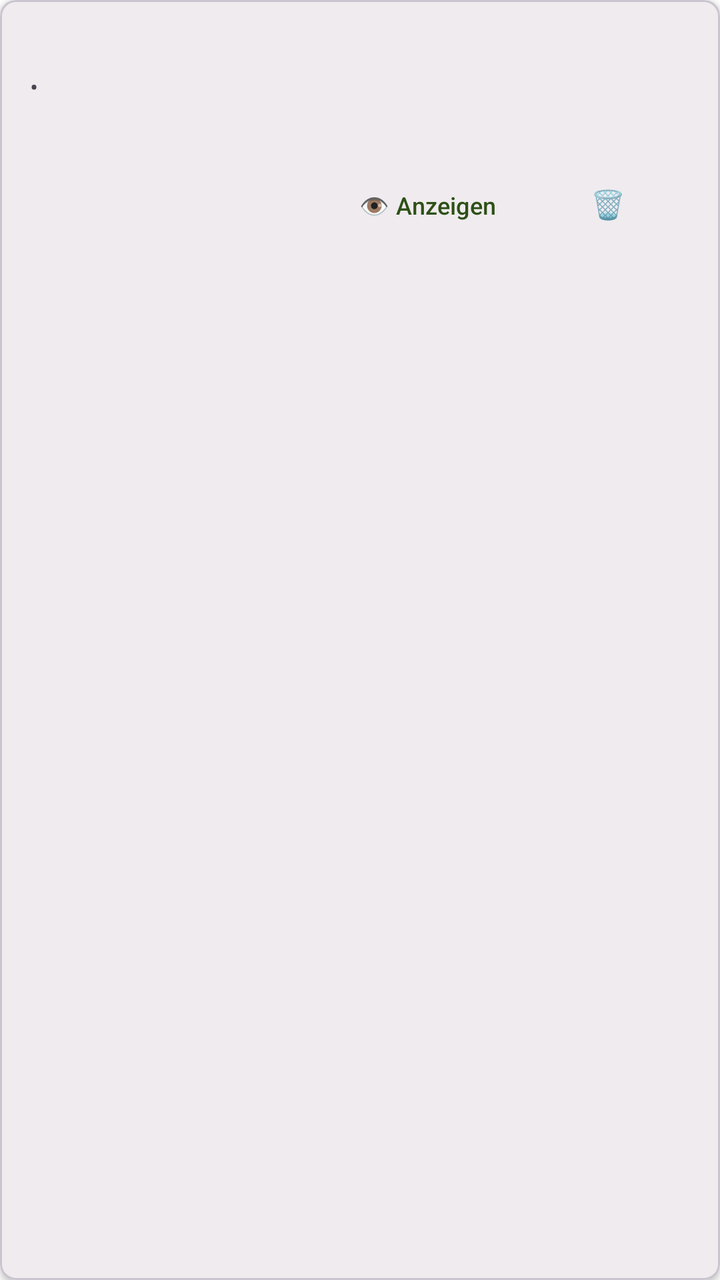
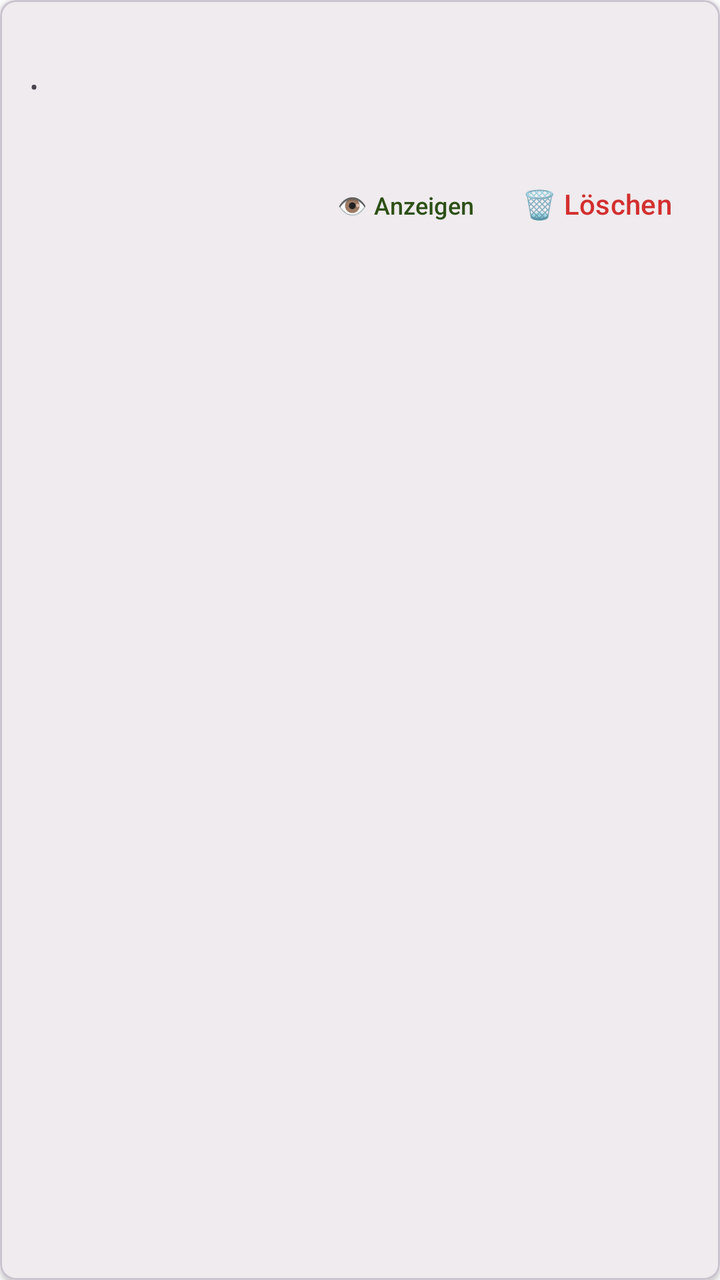

Before-and-after screenshots of an Android layout around one commit, followed by the original layout XML and the change that was made.
<!-- AndroidManifest.xml: application theme Theme.HundeWildnis -->
<!-- res/layout/item_session_history.xml -->
<?xml version="1.0" encoding="utf-8"?>
<com.google.android.material.card.MaterialCardView
    xmlns:android="http://schemas.android.com/apk/res/android"
    xmlns:app="http://schemas.android.com/apk/res-auto"
    android:layout_width="match_parent"
    android:layout_height="wrap_content"
    android:layout_margin="8dp"
    app:cardElevation="2dp"
    app:cardCornerRadius="8dp">

    <LinearLayout
        android:layout_width="match_parent"
        android:layout_height="wrap_content"
        android:orientation="vertical"
        android:padding="12dp">

        
        <LinearLayout
            android:layout_width="match_parent"
            android:layout_height="wrap_content"
            android:orientation="vertical">

            <TextView
                android:id="@+id/tvSessionDate"
                android:layout_width="wrap_content"
                android:layout_height="wrap_content"
                android:textSize="14sp"
                android:textStyle="bold" />

            <LinearLayout
                android:layout_width="match_parent"
                android:layout_height="wrap_content"
                android:layout_marginTop="4dp"
                android:orientation="horizontal">

                <TextView
                    android:id="@+id/tvSessionDuration"
                    android:layout_width="wrap_content"
                    android:layout_height="wrap_content"
                    android:textSize="12sp" />

                <TextView
                    android:layout_width="wrap_content"
                    android:layout_height="wrap_content"
                    android:text=" • "
                    android:textSize="12sp" />

                <TextView
                    android:id="@+id/tvSessionSuccess"
                    android:layout_width="0dp"
                    android:layout_height="wrap_content"
                    android:layout_weight="1"
                    android:textSize="12sp" />

            </LinearLayout>

            <TextView
                android:id="@+id/tvSessionDetails"
                android:layout_width="match_parent"
                android:layout_height="wrap_content"
                android:layout_marginTop="4dp"
                android:textSize="11sp" />

        </LinearLayout>

        
        <LinearLayout
            android:layout_width="match_parent"
            android:layout_height="wrap_content"
            android:layout_marginTop="8dp"
            android:orientation="horizontal"
            android:gravity="end">

            <com.google.android.material.button.MaterialButton
                android:id="@+id/btnViewSession"
                style="@style/Widget.Material3.Button.TextButton"
                android:layout_width="wrap_content"
                android:layout_height="wrap_content"
                android:text="👁️ Anzeigen"
                android:textSize="12sp" />

            <com.google.android.material.button.MaterialButton
                android:id="@+id/btnDeleteSession"
                style="@style/Widget.Material3.Button.TextButton"
                android:layout_width="wrap_content"
                android:layout_height="wrap_content"
                android:text="🗑️"
                android:textSize="14sp"
                android:textColor="#d32f2f" />

        </LinearLayout>

    </LinearLayout>

</com.google.android.material.card.MaterialCardView>
<!-- resources referenced by this layout -->
<resources>
  <style name="Theme.HundeWildnis" parent="Base.Theme.HundeWildnis" />
  <style name="Base.Theme.HundeWildnis" parent="Theme.Material3.Light.NoActionBar">
          <item name="colorPrimary">#2d5016</item>
          <item name="colorPrimaryVariant">#1a3009</item>
          <item name="colorOnPrimary">#FFFFFF</item>
          <item name="colorSecondary">#6b8e4e</item>
          <item name="colorSecondaryVariant">#4a6135</item>
          <item name="colorOnSecondary">#000000</item>
          <item name="android:statusBarColor">?attr/colorPrimaryVariant</item>
  
          <item name="android:navigationBarColor">@android:color/transparent</item>
          <item name="android:windowLightStatusBar">true</item>
          <item name="android:windowLightNavigationBar">true</item>
          <item name="android:enforceNavigationBarContrast" tools:targetApi="q">false</item>
          <item name="android:enforceStatusBarContrast" tools:targetApi="q">false</item>
  
          
          <item name="colorAccent">#2d5016</item>
          <item name="android:textColorPrimary">#000000</item>
  
          
          <item name="materialAlertDialogTheme">@style/AlertDialogTheme</item>
  
          
          <item name="actionMenuTextColor">#FFFFFF</item>
  
          
          <item name="android:windowBackground">#FFFFFF</item>
          <item name="android:colorBackground">#FFFFFF</item>
      </style>
  <style name="AlertDialogTheme" parent="ThemeOverlay.Material3.MaterialAlertDialog">
          
          <item name="colorSurface">#FFFFFF</item>
  
          
          <item name="colorOnSurface">#000000</item>
          <item name="android:textColorPrimary">#000000</item>
  
          
          <item name="buttonBarPositiveButtonStyle">@style/DialogButtonStyle.Light</item>
          <item name="buttonBarNegativeButtonStyle">@style/DialogButtonStyle.Light</item>
          <item name="buttonBarNeutralButtonStyle">@style/DialogButtonStyle.Light</item>
      </style>
  <style name="DialogButtonStyle.Light" parent="Widget.Material3.Button.TextButton.Dialog">
          
          <item name="android:textColor">#2d5016</item>
  
          
          <item name="backgroundTint">@android:color/transparent</item>
  
          
          <item name="rippleColor">#332d5016</item>
      </style>
</resources>

<!-- the commit's change to res/layout/item_session_history.xml (unified diff, before → after) -->
@@ -84,7 +84,7 @@
                 style="@style/Widget.Material3.Button.TextButton"
                 android:layout_width="wrap_content"
                 android:layout_height="wrap_content"
-                android:text="🗑️"
+                android:text="🗑️ Löschen"
                 android:textSize="14sp"
                 android:textColor="#d32f2f" />
 
